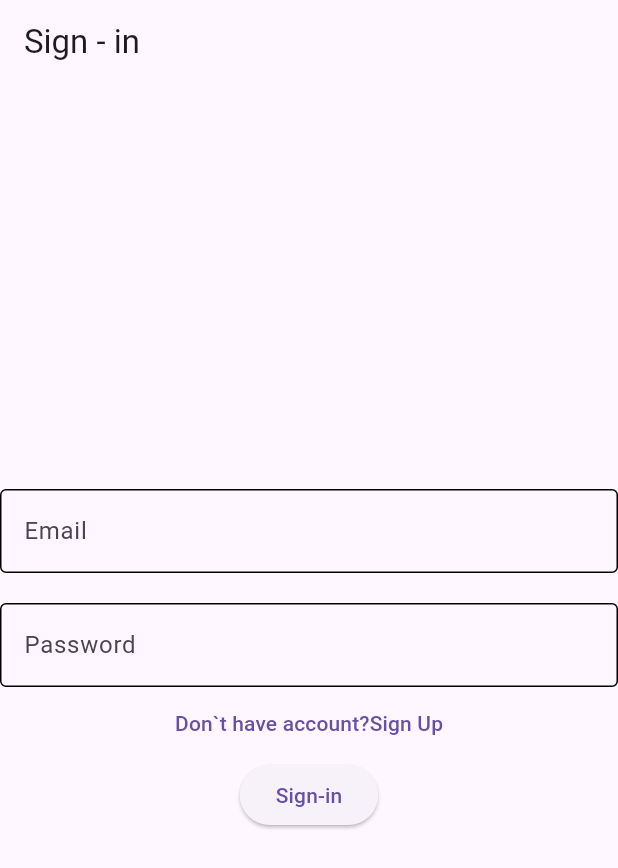
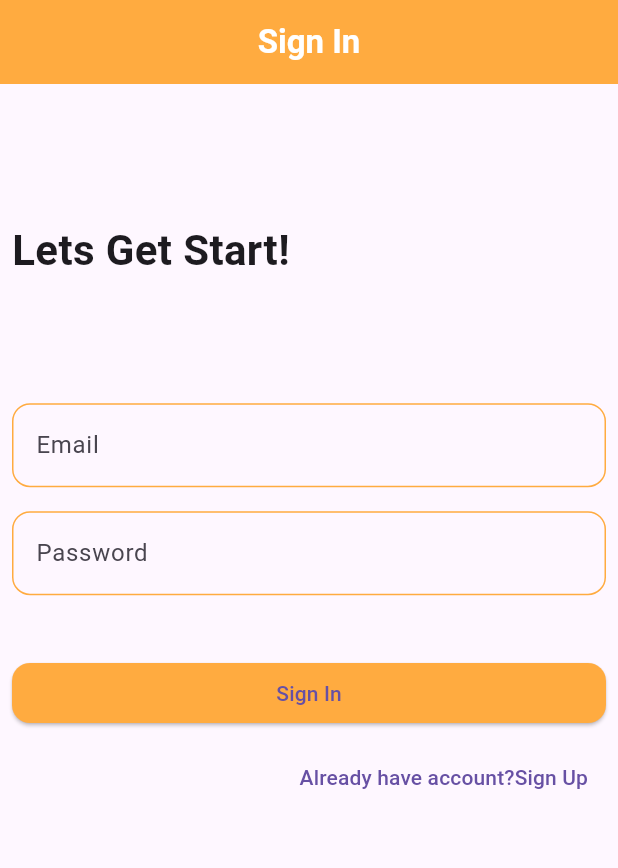
Before and after one commit to Shalu6634/chat_app, a Flutter app: the screen it shows after launch, on a phone screen of 412 x 824 dp. Shown: the top 868 px of the screen. Run offline on Flutter 3.47's test engine with Material 3 defaults, Android fonts, the phone set to English and light mode, and no system bars; our stand-ins replace firebase_auth, firebase_core, get; accounts and stored records are empty.

Commit message:
Update sign_in.dart

```diff
--- a/lib/view/auth/sign_in.dart
+++ b/lib/view/auth/sign_in.dart
@@ -1,63 +1,213 @@
-import 'package:chat_app/services/auth_services/auth_service.dart';
-import 'package:firebase_auth/firebase_auth.dart';
+// import 'package:chat_app/services/auth_services/auth_service.dart';
+// import 'package:firebase_auth/firebase_auth.dart';
 import 'package:flutter/material.dart';
+import 'package:flutter/rendering.dart';
 import 'package:get/get.dart';
 
-import '../../controller/auth_controller.dart';
+// import '../../controlle/r/auth_controller.dart';
 
 class SignIn extends StatelessWidget {
   const SignIn({super.key});
 
   @override
   Widget build(BuildContext context) {
-    var authController = Get.put(AuthController());
+    double height = MediaQuery.of(context).size.height;
+    double width = MediaQuery.of(context).size.width;
+    // var authController = Get.put(AuthController());
     return Scaffold(
       appBar: AppBar(
-        title: Text('Sign - in'),
+        centerTitle: true,
+        title: Text(
+          'Sign In',
+          style: TextStyle(color: Colors.white, fontWeight: FontWeight.bold),
         ),
-      body: Column(
-        mainAxisAlignment: MainAxisAlignment.center,
+        backgroundColor: Colors.orangeAccent,
+      ),
+      body: Padding(
+        padding: const EdgeInsets.all(8.0),
+        child: SingleChildScrollView(
+          child: Column(
+            mainAxisAlignment: MainAxisAlignment.start,
             children: [
-          TextField(
-            controller: authController.txtEmail,
-            decoration: const InputDecoration(
-                labelText: 'Email',
-                enabledBorder: OutlineInputBorder(),
-                focusedBorder: OutlineInputBorder()),
+              SizedBox(
+                height: height * 0.1,
+              ),
+              const Align(
+                  alignment: Alignment.centerLeft,
+                  child: Text(
+                    'Lets Get Start!',
+                    style: TextStyle(fontSize: 28, fontWeight: FontWeight.bold),
+                  )),
+              SizedBox(
+                height: height * 0.1,
+              ),
+              const TextField(
+                // controller: authController.txtEmail,
+                decoration: InputDecoration(
+                    label: Text('Email'),
+                    hintText: 'abc@gmail.com',
+                    enabledBorder: OutlineInputBorder(
+                      borderSide: BorderSide(color: Colors.orangeAccent),
+                      borderRadius: BorderRadius.all(
+                        Radius.circular(12),
+                      ),
+                    ),
+                    focusedBorder: OutlineInputBorder(
+                        borderSide: BorderSide(color: Colors.orangeAccent),
+                        borderRadius: BorderRadius.all(
+                          Radius.circular(12),
+                        ))),
+              ),
+
+              const Padding(
+                padding: EdgeInsets.only(top: 16),
+                child: TextField(
+                  // controller: authController.txtPassword,
+                  decoration: InputDecoration(
+                      label: Text('Password'),
+                      hintText: '123455',
+                      enabledBorder: OutlineInputBorder(
+                        borderSide: BorderSide(color: Colors.orangeAccent),
+                        borderRadius: BorderRadius.all(
+                          Radius.circular(12),
+                        ),
+                      ),
+                      focusedBorder: OutlineInputBorder(
+                          borderSide: BorderSide(color: Colors.orangeAccent),
+                          borderRadius: BorderRadius.all(
+                            Radius.circular(12),
+                          ))),
+                ),
               ),
               SizedBox(
-            height: 20,
+                height: height * 0.05,
               ),
-          TextField(
-            controller: authController.txtPassword,
-            decoration: const InputDecoration(
-                labelText: 'Password',
-                enabledBorder: OutlineInputBorder(),
-                focusedBorder: OutlineInputBorder()),
+              SizedBox(
+                width: width * 1,
+                child: ElevatedButton(
+                  style: ElevatedButton.styleFrom(
+                      backgroundColor: Colors.orangeAccent,
+                      shape: RoundedRectangleBorder(
+                          borderRadius: BorderRadius.circular(12))),
+                  onPressed: () {},
+                  child: Text('Sign In'),
                 ),
-          TextButton(
+              ),
+              // ElevatedButton(
+              //   onPressed: () async {
+              //     // String response = await  AuthService.authService.signInWithEmailAndPassword(authController.txtEmail.text, authController.txtPassword.text);
+              //     //
+              //     // User? user = AuthService.authService.getCurrentUser();
+              //     // if(user!=null&&response=='success')
+              //     // {
+              //     //   Get.offAndToNamed('/home');
+              //     // }
+              //     // else
+              //     // {
+              //     //   Get.snackbar('Sign in failed', response);
+              //     // }
+              //   },
+              //   child: const Text('Sign-in'),
+              // ),
+
+              Align(
+                alignment: Alignment.centerRight,
+                child: Padding(
+                  padding: const EdgeInsets.only(top: 8.0),
+                  child: TextButton(
                       onPressed: () {
-                Get.toNamed('/signup');
+                        Get.toNamed('/signUp');
                       },
-              child: const Text('Don`t have account?Sign Up')),
-          ElevatedButton(
-            onPressed: () async {
-             String response = await  AuthService.authService.signInWithEmailAndPassword(authController.txtEmail.text, authController.txtPassword.text);
-
-              User? user = AuthService.authService.getCurrentUser();
-              if(user!=null&&response=='success')
-                {
-                       Get.offAndToNamed('/home');
-                }
-              else
-                {
-                  Get.snackbar('Sign in failed', response);
-                }
-            },
-            child: const Text('Sign-in'),
+                      child: const Text('Already have account?Sign Up')),
+                ),
               ),
             ],
+          ),
+        ),
       ),
     );
   }
 }
+
+
+
+
+
+
+
+
+
+
+
+
+
+
+
+
+
+
+
+
+// import 'package:chat_app/services/auth_services/auth_service.dart';
+// import 'package:firebase_auth/firebase_auth.dart';
+// import 'package:flutter/material.dart';
+// import 'package:get/get.dart';
+
+// import '../../controller/auth_controller.dart';
+
+// class SignIn extends StatelessWidget {
+//   const SignIn({super.key});
+
+//   @override
+//   Widget build(BuildContext context) {
+//     var authController = Get.put(AuthController());
+//     return Scaffold(
+//       appBar: AppBar(
+//         title: Text('Sign - in'),
+//       ),
+//       body: Column(
+//         mainAxisAlignment: MainAxisAlignment.center,
+//         children: [
+//           TextField(
+//             controller: authController.txtEmail,
+//             decoration: const InputDecoration(
+//                 labelText: 'Email',
+//                 enabledBorder: OutlineInputBorder(),
+//                 focusedBorder: OutlineInputBorder()),
+//           ),
+//           SizedBox(
+//             height: 20,
+//           ),
+//           TextField(
+//             controller: authController.txtPassword,
+//             decoration: const InputDecoration(
+//                 labelText: 'Password',
+//                 enabledBorder: OutlineInputBorder(),
+//                 focusedBorder: OutlineInputBorder()),
+//           ),
+//           TextButton(
+//               onPressed: () {
+//                 Get.toNamed('/signup');
+//               },
+//               child: const Text('Don`t have account?Sign Up')),
+//           ElevatedButton(
+//             onPressed: () async {
+//              String response = await  AuthService.authService.signInWithEmailAndPassword(authController.txtEmail.text, authController.txtPassword.text);
+
+//               User? user = AuthService.authService.getCurrentUser();
+//               if(user!=null&&response=='success')
+//                 {
+//                        Get.offAndToNamed('/home');
+//                 }
+//               else
+//                 {
+//                   Get.snackbar('Sign in failed', response);
+//                 }
+//             },
+//             child: const Text('Sign-in'),
+//           ),
+//         ],
+//       ),
+//     );
+//   }
+// }
```
Lines whose indentation alone changed are shown as unchanged.
